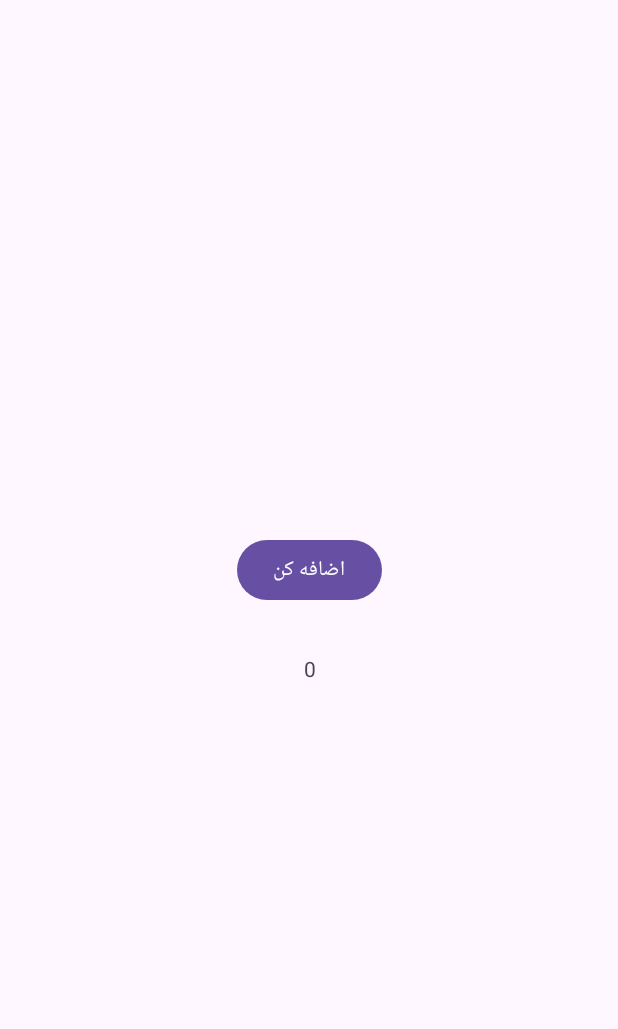
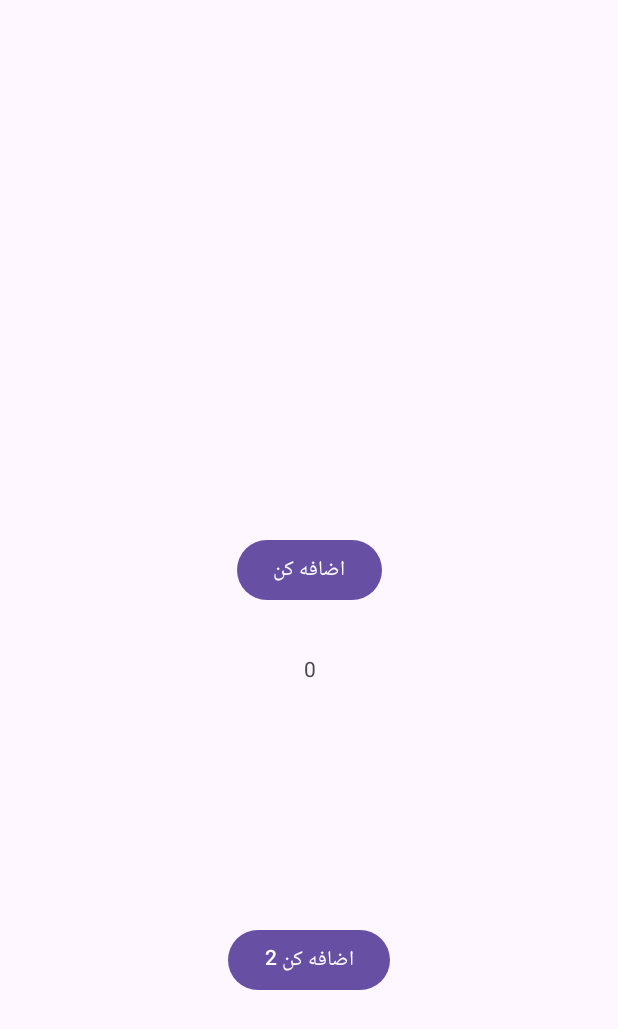
Before and after one commit to MMHamdi1996/ViewModelTest, an Android app: the layout activity_main.xml on its own in the app's theme, with its tools: preview values and no code run, on a phone screen of 412 x 824 dp. Shown: the top 1029 px of the screen. Run offline under Robolectric (Android 15) with nearby library versions, the phone set to English and light mode, and no system bars.

```diff
--- a/app/src/main/res/layout/activity_main.xml
+++ b/app/src/main/res/layout/activity_main.xml
@@ -26,4 +26,14 @@
         app:layout_constraintEnd_toEndOf="@+id/addButton"
         app:layout_constraintStart_toStartOf="@+id/addButton"
         app:layout_constraintTop_toBottomOf="@+id/addButton" />
+
+    <Button
+        android:id="@+id/AdderButton"
+        android:layout_width="wrap_content"
+        android:layout_height="wrap_content"
+        android:text="اضافه کن 2"
+        app:layout_constraintBottom_toBottomOf="parent"
+        app:layout_constraintEnd_toEndOf="parent"
+        app:layout_constraintStart_toStartOf="parent"
+        app:layout_constraintTop_toBottomOf="@+id/numberTextView" />
 </androidx.constraintlayout.widget.ConstraintLayout>
```
Also changed, not shown: app/src/main/java/com/example/viewmodettest/MainActivity.kt (+9 -3 lines), app/src/main/java/com/example/viewmodettest/MainVieModel.kt (+10 -1 lines).
